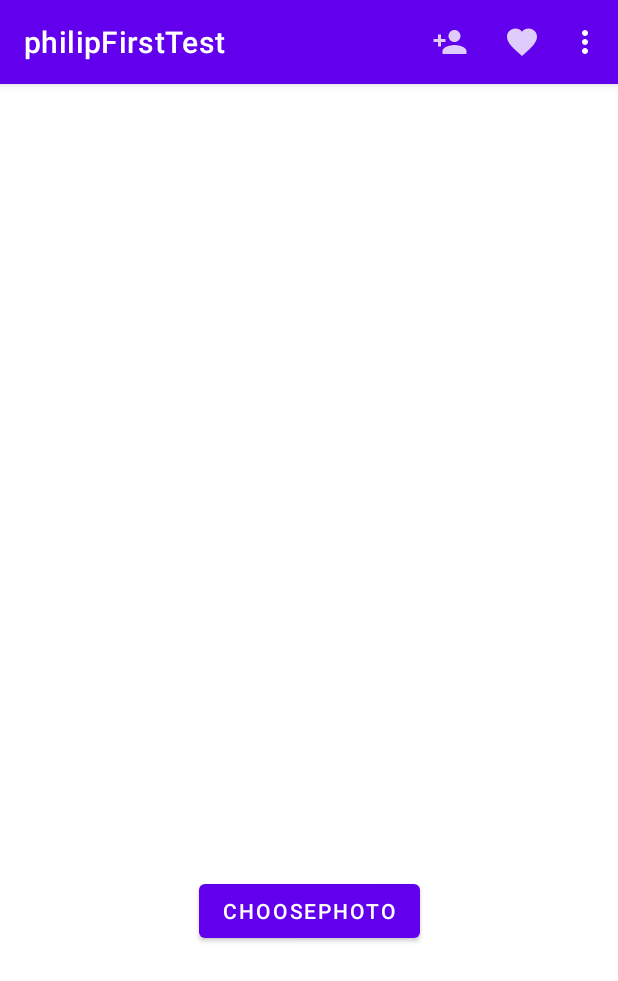
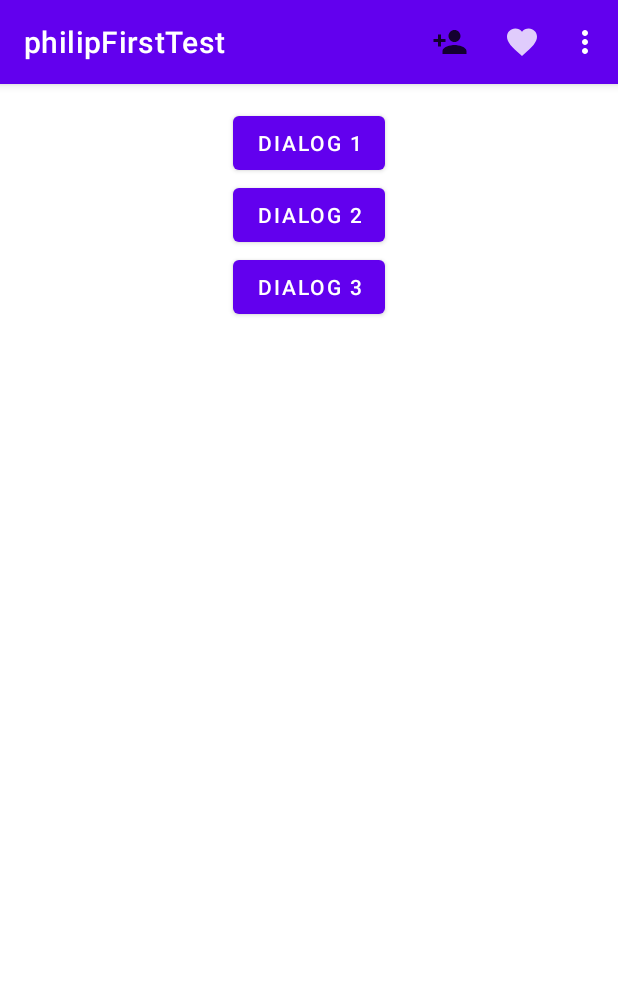
Before and after one commit to MahhmoudRefat/AndroidTest, an Android app: the screen it shows after launch (MainActivity), on a phone screen of 412 x 824 dp. Shown: the top 981 px of the screen. Run offline under Robolectric (Android 15) with nearby library versions, the phone set to English and light mode, and no system bars.

Commit message:
new alert dialog    test 1

```diff
--- a/app/src/main/java/com/cobra/philipfirsttest/MainActivity.kt
+++ b/app/src/main/java/com/cobra/philipfirsttest/MainActivity.kt
@@ -1,6 +1,7 @@
 package com.cobra.philipfirsttest
 
 import android.app.Activity
+import android.app.AlertDialog
 import android.content.Intent
 import android.content.pm.PackageManager
 import androidx.appcompat.app.AppCompatActivity
@@ -19,7 +20,26 @@ class MainActivity : AppCompatActivity() {
     override fun onCreate(savedInstanceState: Bundle?) {
         super.onCreate(savedInstanceState)
         setContentView(R.layout.activity_main)
+
+        var btnDialog1 = findViewById<Button>(R.id.btnDialog1)
+        var btnDialog2 = findViewById<Button>(R.id.btnDialog2)
+        var btnDialog3 = findViewById<Button>(R.id.btnDialog3)
+
+    var startFirstDialog = AlertDialog.Builder(this)
+        .setTitle("add Contact ").setMessage("You added Mr Poob ! ")
+        .setIcon(R.drawable.ic_add_contact)
+        .setPositiveButton("yes"){_,_ ->
+            Toast.makeText(this,"u added Mr poob ! ",Toast.LENGTH_LONG).show()
+        }.setNegativeButton("No"){_,_ ->
+            Toast.makeText(this,"u didn't added Mr poob ! ",Toast.LENGTH_LONG).show()
+        }.create()
+
+        btnDialog1.setOnClickListener {
+            startFirstDialog.show()
+        }
     }
+
+
 
     override fun onCreateOptionsMenu(menu: Menu?): Boolean {
         menuInflater.inflate(R.menu.app_bar_mnue, menu)
--- a/app/src/main/res/drawable-anydpi/ic_add_contact.xml
+++ b/app/src/main/res/drawable-anydpi/ic_add_contact.xml
@@ -3,7 +3,7 @@
     android:height="24dp"
     android:viewportWidth="24"
     android:viewportHeight="24"
-    android:tint="#FFFFFF"
+    android:tint="#000000"
     android:alpha="0.8">
   <path
       android:fillColor="@android:color/white"
--- a/app/src/main/res/layout/activity_main.xml
+++ b/app/src/main/res/layout/activity_main.xml
@@ -8,28 +8,39 @@
     android:padding="15dp"
     tools:context=".MainActivity">
 
-    <ImageView
-        android:id="@+id/imPhoto"
-        android:layout_width="270dp"
-        android:layout_height="480dp"
-        android:layout_marginTop="32dp"
+    <Button
+        android:id="@+id/btnDialog1"
+        android:layout_width="wrap_content"
+        android:layout_height="wrap_content"
+        android:text="Dialog 1"
         app:layout_constraintEnd_toEndOf="parent"
-        app:layout_constraintHorizontal_bias="0.496"
+        app:layout_constraintHorizontal_bias="0.5"
         app:layout_constraintStart_toStartOf="parent"
-        app:layout_constraintTop_toTopOf="parent"
-        android:scaleType="centerCrop"/>
+        app:layout_constraintTop_toTopOf="parent" />
 
     <Button
-        android:id="@+id/btnChoose"
+        android:id="@+id/btnDialog2"
         android:layout_width="wrap_content"
         android:layout_height="wrap_content"
-        android:text="choosephoto"
-        app:layout_constraintBottom_toBottomOf="parent"
+        android:text="Dialog 2"
         app:layout_constraintEnd_toEndOf="parent"
+        app:layout_constraintHorizontal_bias="0.5"
         app:layout_constraintStart_toStartOf="parent"
-        app:layout_constraintTop_toBottomOf="@+id/imPhoto"
-        app:layout_constraintVertical_bias="0.0" />
-</androidx.constraintlayout.widget.ConstraintLayout><!--
+        app:layout_constraintTop_toBottomOf="@+id/btnDialog1" />
+
+    <Button
+        android:id="@+id/btnDialog3"
+        android:layout_width="wrap_content"
+        android:layout_height="wrap_content"
+        android:text="Dialog 3"
+        app:layout_constraintEnd_toEndOf="parent"
+        app:layout_constraintHorizontal_bias="0.5"
+        app:layout_constraintStart_toStartOf="parent"
+        app:layout_constraintTop_toBottomOf="@+id/btnDialog2" />
+
+</androidx.constraintlayout.widget.ConstraintLayout>
+
+    <!--
         <TextView
             android:id="@+id/tvShow"
             android:layout_width="wrap_content"
```
